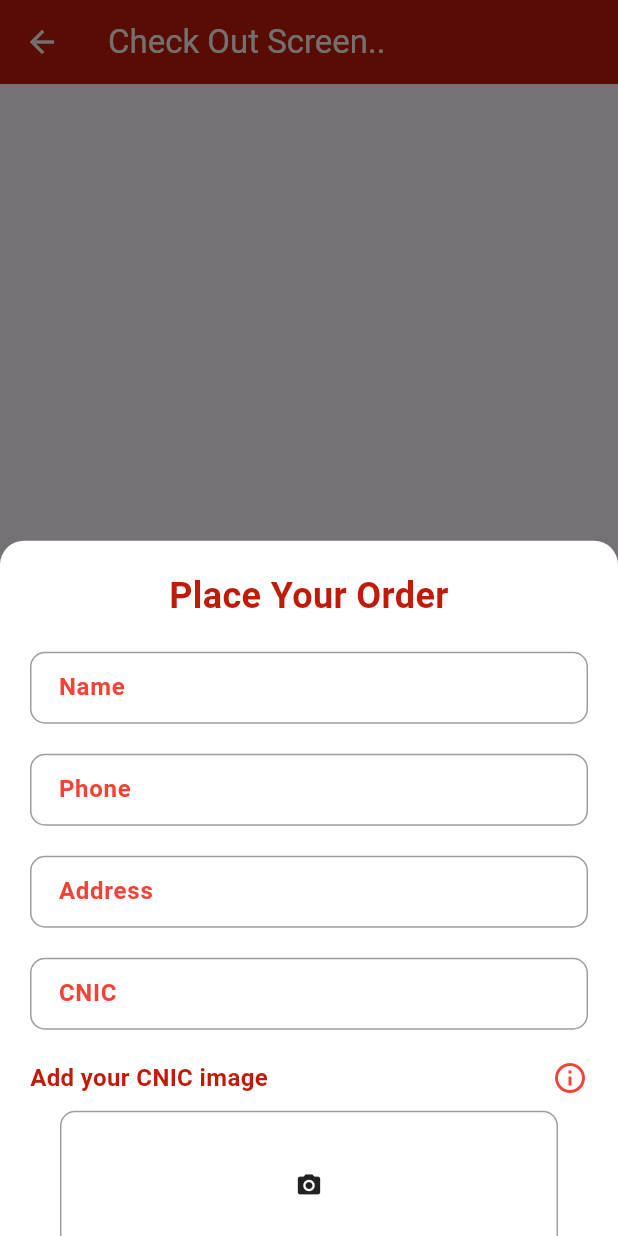
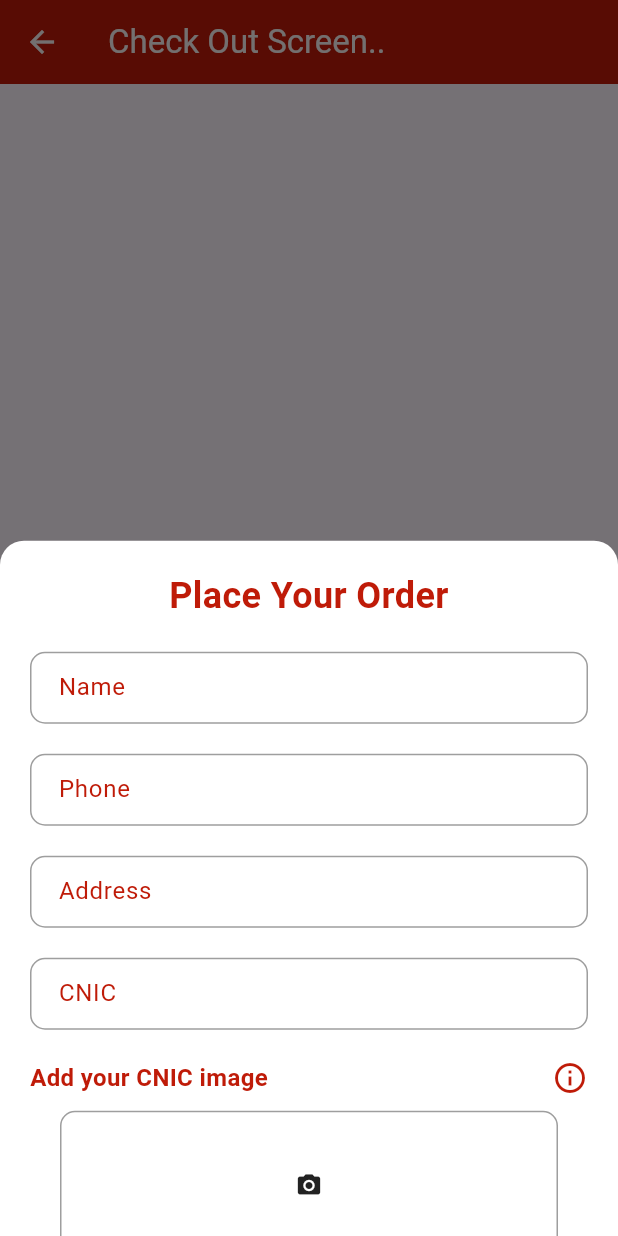
Before and after one commit to hanzala5225/Electro-Rent, a Flutter app: the CheckOutScreen screen opened directly, after a tap on "CheckOut!!", on a phone screen of 412 x 824 dp. Run offline on Flutter 3.47's test engine with Material 3 defaults, Android fonts, the phone set to English and light mode, and no system bars; drawn by our look-alikes of animated_text_kit; our stand-ins replace cached_network_image, carousel_slider, cloud_firestore, firebase_auth, firebase_core, firebase_messaging and 9 more; missing offline and left inert: dart:ffi, image_card; accounts and stored records are empty.

Commit message:
COMPLETING THE FINAL TOUCH

```diff
--- a/lib/screens/auth_ui/welcome_screen.dart
+++ b/lib/screens/auth_ui/welcome_screen.dart
@@ -59,7 +59,6 @@ class WelcomeScreen extends StatelessWidget {
                         color: AppConstant.appTextColor),
                   ),
 
-
                   onPressed: () {
                     _googleSignInController.signInWithGoogle();
                   },
--- a/lib/screens/user_panel/CheckOut-Screen.dart
+++ b/lib/screens/user_panel/CheckOut-Screen.dart
@@ -1,4 +1,5 @@
 import 'dart:io';
+import 'package:animated_text_kit/animated_text_kit.dart';
 import 'package:image_picker/image_picker.dart';
 import 'package:cloud_firestore/cloud_firestore.dart';
 import 'package:electro_rent/screens/user_panel/CheckOut-Screen.dart';
@@ -175,9 +176,12 @@ class _CheckOutScreenState extends State<CheckOutScreen> {
         child: Row(
           mainAxisAlignment: MainAxisAlignment.spaceBetween,
           children: [
-            Text(
+            Padding(
+              padding: const EdgeInsets.only(left: 16.0),
+              child: Text(
                 "Total :",
                 style: TextStyle(color: AppConstant.appMainColor, fontWeight: FontWeight.bold),
+              ),
             ),
             Obx(() {
               double totalPrice = productPriceController.totalPrice.value;
@@ -255,13 +259,13 @@ class _CheckOutScreenState extends State<CheckOutScreen> {
                       style: TextStyle(color: Colors.black),
                       decoration: InputDecoration(
                         labelText: "Name",
-                        labelStyle: TextStyle(color: Colors.red, fontWeight: FontWeight.bold,),
+                        labelStyle: TextStyle(color: AppConstant.appMainColor),
                         enabledBorder: OutlineInputBorder(
                           borderSide: BorderSide(color: Colors.grey),
                           borderRadius: BorderRadius.circular(10),
                         ),
                         focusedBorder: OutlineInputBorder(
-                          borderSide: BorderSide(color: Colors.red),
+                          borderSide: BorderSide(color: AppConstant.appMainColor),
                           borderRadius: BorderRadius.circular(10),
                         ),
                         contentPadding: EdgeInsets.symmetric(horizontal: 15.0),
@@ -278,13 +282,13 @@ class _CheckOutScreenState extends State<CheckOutScreen> {
                       style: TextStyle(color: Colors.black),
                       decoration: InputDecoration(
                         labelText: "Phone",
-                        labelStyle: TextStyle(color: Colors.red, fontWeight: FontWeight.bold,),
+                        labelStyle: TextStyle(color: AppConstant.appMainColor),
                         enabledBorder: OutlineInputBorder(
                           borderSide: BorderSide(color: Colors.grey),
                           borderRadius: BorderRadius.circular(10),
                         ),
                         focusedBorder: OutlineInputBorder(
-                          borderSide: BorderSide(color: Colors.red),
+                          borderSide: BorderSide(color: AppConstant.appMainColor),
                           borderRadius: BorderRadius.circular(10),
                         ),
                         contentPadding: EdgeInsets.symmetric(horizontal: 15.0),
@@ -301,13 +305,13 @@ class _CheckOutScreenState extends State<CheckOutScreen> {
                       style: TextStyle(color: Colors.black),
                       decoration: InputDecoration(
                         labelText: "Address",
-                        labelStyle: TextStyle(color: Colors.red, fontWeight: FontWeight.bold,),
+                        labelStyle: TextStyle(color: AppConstant.appMainColor),
                         enabledBorder: OutlineInputBorder(
                           borderSide: BorderSide(color: Colors.grey),
                           borderRadius: BorderRadius.circular(10),
                         ),
                         focusedBorder: OutlineInputBorder(
-                          borderSide: BorderSide(color: Colors.red),
+                          borderSide: BorderSide(color: AppConstant.appMainColor),
                           borderRadius: BorderRadius.circular(10),
                         ),
                         contentPadding: EdgeInsets.symmetric(horizontal: 15.0),
@@ -325,13 +329,13 @@ class _CheckOutScreenState extends State<CheckOutScreen> {
                       validator: cnicValidator,
                       decoration: InputDecoration(
                         labelText: "CNIC",
-                        labelStyle: TextStyle(color: Colors.red, fontWeight: FontWeight.bold,),
+                        labelStyle: TextStyle(color: AppConstant.appMainColor),
                         enabledBorder: OutlineInputBorder(
                           borderSide: BorderSide(color: Colors.grey),
                           borderRadius: BorderRadius.circular(10),
                         ),
                         focusedBorder: OutlineInputBorder(
-                          borderSide: BorderSide(color: Colors.red),
+                          borderSide: BorderSide(color: AppConstant.appMainColor),
                           borderRadius: BorderRadius.circular(10),
                         ),
                         contentPadding: EdgeInsets.symmetric(horizontal: 15.0),
@@ -344,14 +348,24 @@ class _CheckOutScreenState extends State<CheckOutScreen> {
                     child: Row(
                       children: [
                         Expanded(
-                          child: Text(
+                          child: AnimatedTextKit(
+                            animatedTexts: [
+                              ColorizeAnimatedText(
                                 "Add your CNIC image",
-                            textAlign: TextAlign.start,
-                            style: TextStyle(
+                                textStyle: TextStyle(
                                   fontSize: 16,
                                   fontWeight: FontWeight.bold,
-                              color: AppConstant.appMainColor,
                                 ),
+                                colors: [
+                                  AppConstant.appMainColor,
+                                  Colors.purple,
+                                  Colors.blue,
+                                  Colors.yellow,
+                                  Colors.pink,
+                                ],
+                              ),
+                            ],
+                            isRepeatingAnimation: true,
                           ),
                         ),
                         GestureDetector(
@@ -360,7 +374,10 @@ class _CheckOutScreenState extends State<CheckOutScreen> {
                               context: context,
                               builder: (BuildContext context) {
                                 return AlertDialog(
-                                  title: Text("Purpose of CNIC Image", style: TextStyle(color: AppConstant.appMainColor),),
+                                  title: Text(
+                                    "Purpose of CNIC Image",
+                                    style: TextStyle(color: AppConstant.appMainColor),
+                                  ),
                                   content: Text(
                                     "The CNIC image will be used to verify your identity during product delivery for security purposes.",
                                   ),
@@ -369,7 +386,10 @@ class _CheckOutScreenState extends State<CheckOutScreen> {
                                       onPressed: () {
                                         Navigator.of(context).pop();
                                       },
-                                      child: Text('OK', style: TextStyle(color: AppConstant.appMainColor),),
+                                      child: Text(
+                                        'OK',
+                                        style: TextStyle(color: AppConstant.appMainColor),
+                                      ),
                                     ),
                                   ],
                                 );
@@ -378,13 +398,14 @@ class _CheckOutScreenState extends State<CheckOutScreen> {
                           },
                           child: Icon(
                             Icons.info_outline,
-                            color: Colors.red, // Set button color to red
+                            color: AppConstant.appMainColor,
                             size: 24.0,
                           ),
                         ),
                       ],
                     ),
                   ),
+
                   SizedBox(height: 10),
                   Padding(
                     padding: const EdgeInsets.symmetric(horizontal: 20.0),
```
Lines whose indentation alone changed are shown as unchanged.
